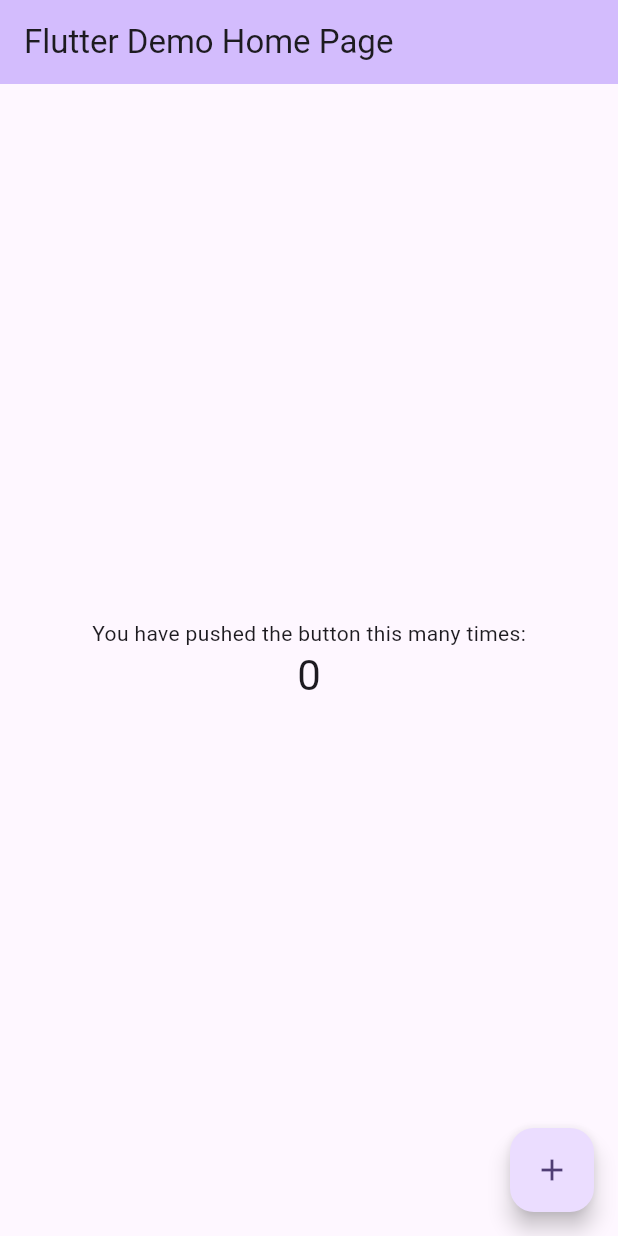
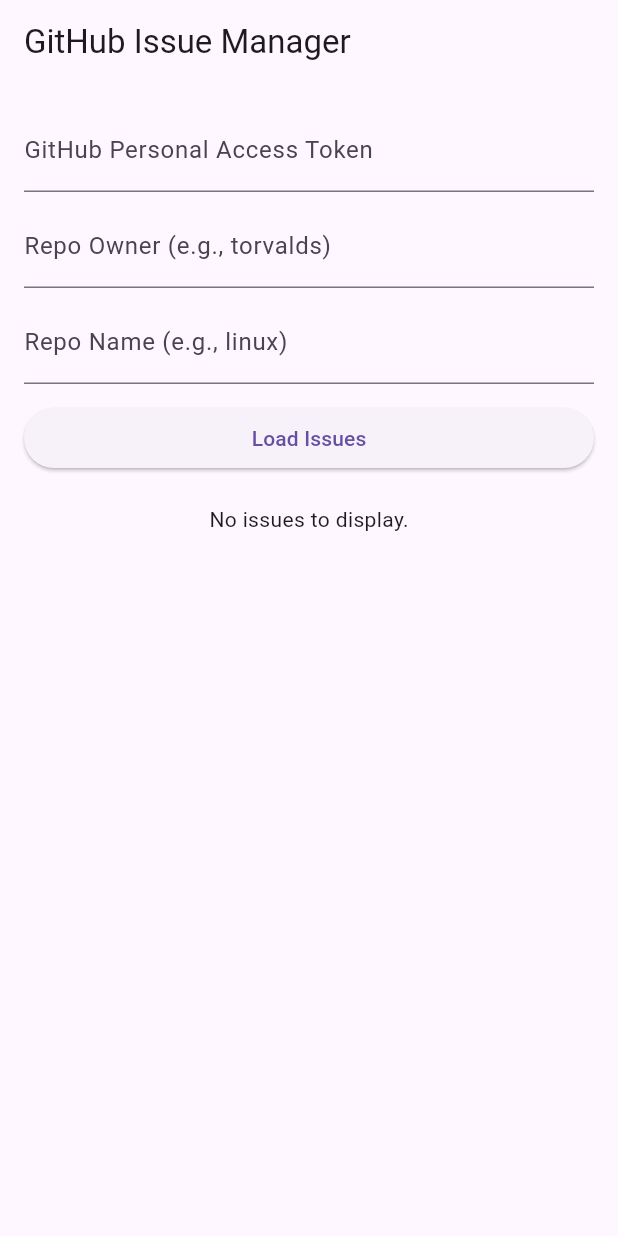
Before and after one commit to lballaty/githubGPTIssueManager, a Flutter app: the screen it shows after launch, on a phone screen of 412 x 824 dp. Run offline on Flutter 3.47's test engine with Material 3 defaults, Android fonts, the phone set to English and light mode, and no system bars.

Commit message:
first pass on basic functions

```diff
--- a/lib/main.dart
+++ b/lib/main.dart
@@ -1,122 +1,23 @@
 import 'package:flutter/material.dart';
-// trigger build again
+import 'screens/home_screen.dart';
+
 void main() {
-  runApp(const MyApp());
+  runApp(const GitHubGPTIssueManagerApp());
 }
 
-class MyApp extends StatelessWidget {
-  const MyApp({super.key});
+class GitHubGPTIssueManagerApp extends StatelessWidget {
+  const GitHubGPTIssueManagerApp({super.key});
 
-  // This widget is the root of your application.
   @override
   Widget build(BuildContext context) {
     return MaterialApp(
-      title: 'Flutter Demo',
+      title: 'GitHub GPT Issue Manager',
+      debugShowCheckedModeBanner: false,
       theme: ThemeData(
-        // This is the theme of your application.
-        //
-        // TRY THIS: Try running your application with "flutter run". You'll see
-        // the application has a purple toolbar. Then, without quitting the app,
-        // try changing the seedColor in the colorScheme below to Colors.green
-        // and then invoke "hot reload" (save your changes or press the "hot
-        // reload" button in a Flutter-supported IDE, or press "r" if you used
-        // the command line to start the app).
-        //
-        // Notice that the counter didn't reset back to zero; the application
-        // state is not lost during the reload. To reset the state, use hot
-        // restart instead.
-        //
-        // This works for code too, not just values: Most code changes can be
-        // tested with just a hot reload.
-        colorScheme: ColorScheme.fromSeed(seedColor: Colors.deepPurple),
+        primarySwatch: Colors.indigo,
+        useMaterial3: true,
       ),
-      home: const MyHomePage(title: 'Flutter Demo Home Page'),
+      home: const HomeScreen(),
     );
   }
 }
-
-class MyHomePage extends StatefulWidget {
-  const MyHomePage({super.key, required this.title});
-
-  // This widget is the home page of your application. It is stateful, meaning
-  // that it has a State object (defined below) that contains fields that affect
-  // how it looks.
-
-  // This class is the configuration for the state. It holds the values (in this
-  // case the title) provided by the parent (in this case the App widget) and
-  // used by the build method of the State. Fields in a Widget subclass are
-  // always marked "final".
-
-  final String title;
-
-  @override
-  State<MyHomePage> createState() => _MyHomePageState();
-}
-
-class _MyHomePageState extends State<MyHomePage> {
-  int _counter = 0;
-
-  void _incrementCounter() {
-    setState(() {
-      // This call to setState tells the Flutter framework that something has
-      // changed in this State, which causes it to rerun the build method below
-      // so that the display can reflect the updated values. If we changed
-      // _counter without calling setState(), then the build method would not be
-      // called again, and so nothing would appear to happen.
-      _counter++;
-    });
-  }
-
-  @override
-  Widget build(BuildContext context) {
-    // This method is rerun every time setState is called, for instance as done
-    // by the _incrementCounter method above.
-    //
-    // The Flutter framework has been optimized to make rerunning build methods
-    // fast, so that you can just rebuild anything that needs updating rather
-    // than having to individually change instances of widgets.
-    return Scaffold(
-      appBar: AppBar(
-        // TRY THIS: Try changing the color here to a specific color (to
-        // Colors.amber, perhaps?) and trigger a hot reload to see the AppBar
-        // change color while the other colors stay the same.
-        backgroundColor: Theme.of(context).colorScheme.inversePrimary,
-        // Here we take the value from the MyHomePage object that was created by
-        // the App.build method, and use it to set our appbar title.
-        title: Text(widget.title),
-      ),
-      body: Center(
-        // Center is a layout widget. It takes a single child and positions it
-        // in the middle of the parent.
-        child: Column(
-          // Column is also a layout widget. It takes a list of children and
-          // arranges them vertically. By default, it sizes itself to fit its
-          // children horizontally, and tries to be as tall as its parent.
-          //
-          // Column has various properties to control how it sizes itself and
-          // how it positions its children. Here we use mainAxisAlignment to
-          // center the children vertically; the main axis here is the vertical
-          // axis because Columns are vertical (the cross axis would be
-          // horizontal).
-          //
-          // TRY THIS: Invoke "debug painting" (choose the "Toggle Debug Paint"
-          // action in the IDE, or press "p" in the console), to see the
-          // wireframe for each widget.
-          mainAxisAlignment: MainAxisAlignment.center,
-          children: <Widget>[
-            const Text('You have pushed the button this many times:'),
-            Text(
-              '$_counter',
-              style: Theme.of(context).textTheme.headlineMedium,
-            ),
-          ],
-        ),
-      ),
-      floatingActionButton: FloatingActionButton(
-        onPressed: _incrementCounter,
-        tooltip: 'Increment',
-        child: const Icon(Icons.add),
-      ), // This trailing comma makes auto-formatting nicer for build methods.
-    );
-  }
-}
--- /dev/null
+++ b/lib/models/issue_model.dart
@@ -0,0 +1,28 @@
+class GitHubIssue {
+  final int id;
+  final String title;
+  final String state;
+  final String url;
+  final String createdAt;
+  final String? body;
+
+  GitHubIssue({
+    required this.id,
+    required this.title,
+    required this.state,
+    required this.url,
+    required this.createdAt,
+    this.body,
+  });
+
+  factory GitHubIssue.fromJson(Map<String, dynamic> json) {
+    return GitHubIssue(
+      id: json['id'],
+      title: json['title'] ?? 'No title',
+      state: json['state'] ?? 'open',
+      url: json['html_url'] ?? '',
+      createdAt: json['created_at'] ?? '',
+      body: json['body'],
+    );
+  }
+}
--- /dev/null
+++ b/lib/screens/home_screen.dart
@@ -0,0 +1,90 @@
+import 'package:flutter/material.dart';
+import '../services/github_service.dart';
+import '../models/issue_model.dart';
+import '../widgets/issue_list.dart';
+
+class HomeScreen extends StatefulWidget {
+  const HomeScreen({super.key});
+
+  @override
+  State<HomeScreen> createState() => _HomeScreenState();
+}
+
+class _HomeScreenState extends State<HomeScreen> {
+  final TextEditingController _tokenController = TextEditingController();
+  final TextEditingController _ownerController = TextEditingController();
+  final TextEditingController _repoController = TextEditingController();
+
+  GitHubService? _service;
+  List<GitHubIssue> _issues = [];
+  String? _error;
+
+  Future<void> _loadIssues() async {
+    setState(() {
+      _error = null;
+      _issues = [];
+    });
+
+    try {
+      final service = GitHubService(_tokenController.text.trim());
+      final issues = await service.fetchIssues(
+        _ownerController.text.trim(),
+        _repoController.text.trim(),
+      );
+
+      setState(() {
+        _service = service;
+        _issues = issues;
+      });
+    } catch (e) {
+      setState(() {
+        _error = e.toString();
+      });
+    }
+  }
+
+  @override
+  Widget build(BuildContext context) {
+    return Scaffold(
+      appBar: AppBar(
+        title: const Text('GitHub Issue Manager'),
+      ),
+      body: Padding(
+        padding: const EdgeInsets.all(16),
+        child: ListView(
+          children: [
+            TextField(
+              controller: _tokenController,
+              decoration: const InputDecoration(
+                labelText: 'GitHub Personal Access Token',
+              ),
+              obscureText: true,
+            ),
+            const SizedBox(height: 8),
+            TextField(
+              controller: _ownerController,
+              decoration: const InputDecoration(labelText: 'Repo Owner (e.g., torvalds)'),
+            ),
+            const SizedBox(height: 8),
+            TextField(
+              controller: _repoController,
+              decoration: const InputDecoration(labelText: 'Repo Name (e.g., linux)'),
+            ),
+            const SizedBox(height: 12),
+            ElevatedButton(
+              onPressed: _loadIssues,
+              child: const Text('Load Issues'),
+            ),
+            const SizedBox(height: 20),
+            if (_error != null)
+              Text(
+                _error!,
+                style: const TextStyle(color: Colors.red),
+              ),
+            IssueList(issues: _issues),
+          ],
+        ),
+      ),
+    );
+  }
+}
--- /dev/null
+++ b/lib/services/github_service.dart
@@ -0,0 +1,27 @@
+import 'dart:convert';
+import 'package:http/http.dart' as http;
+import '../models/issue_model.dart';
+
+class GitHubService {
+  final String token;
+
+  GitHubService(this.token);
+
+  Future<List<GitHubIssue>> fetchIssues(String owner, String repo) async {
+    final url = Uri.https('api.github.com', '/repos/$owner/$repo/issues');
+    final response = await http.get(
+      url,
+      headers: {
+        'Authorization': 'token $token',
+        'Accept': 'application/vnd.github+json',
+      },
+    );
+
+    if (response.statusCode == 200) {
+      final List<dynamic> data = jsonDecode(response.body);
+      return data.map((item) => GitHubIssue.fromJson(item)).toList();
+    } else {
+      throw Exception('Failed to fetch issues: ${response.statusCode}');
+    }
+  }
+}
--- /dev/null
+++ b/lib/widgets/issue_list.dart
@@ -0,0 +1,58 @@
+import 'package:flutter/material.dart';
+import '../models/issue_model.dart';
+
+class IssueList extends StatelessWidget {
+  final List<GitHubIssue> issues;
+
+  const IssueList({super.key, required this.issues});
+
+  @override
+  Widget build(BuildContext context) {
+    if (issues.isEmpty) {
+      return const Center(child: Text('No issues to display.'));
+    }
+
+    return Column(
+      crossAxisAlignment: CrossAxisAlignment.start,
+      children: issues.map((issue) {
+        return Card(
+          margin: const EdgeInsets.symmetric(vertical: 6),
+          child: ListTile(
+            title: Text(issue.title),
+            subtitle: Text('Created: ${issue.createdAt}'),
+            trailing: Text(issue.state.toUpperCase()),
+            onTap: () {
+              showDialog(
+                context: context,
+                builder: (_) => AlertDialog(
+                  title: Text(issue.title),
+                  content: Text(issue.body ?? '(No description)'),
+                  actions: [
+                    TextButton(
+                      onPressed: () => Navigator.pop(context),
+                      child: const Text('Close'),
+                    ),
+                    TextButton(
+                      onPressed: () {
+                        Navigator.pop(context);
+                        _launchURL(context, issue.url);
+                      },
+                      child: const Text('View on GitHub'),
+                    ),
+                  ],
+                ),
+              );
+            },
+          ),
+        );
+      }).toList(),
+    );
+  }
+
+  void _launchURL(BuildContext context, String url) {
+    // Placeholder - use url_launcher in future
+    ScaffoldMessenger.of(context).showSnackBar(
+      SnackBar(content: Text('Open in browser: $url')),
+    );
+  }
+}
--- a/pubspec.yaml
+++ b/pubspec.yaml
@@ -34,6 +34,7 @@
   # The following adds the Cupertino Icons font to your application.
   # Use with the CupertinoIcons class for iOS style icons.
   cupertino_icons: ^1.0.8
+  http: ^0.13.6
 
 dev_dependencies:
   flutter_test:
```
Also changed, not shown: pubspec.lock, 5 other files.
